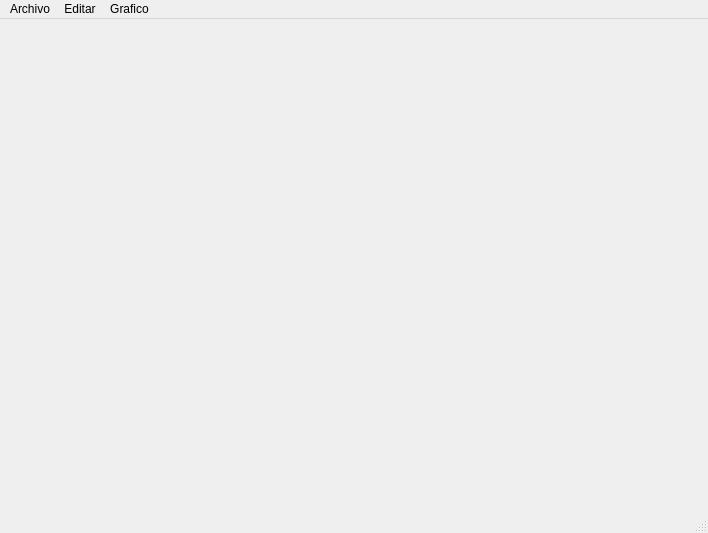
The window that mainwindow.ui (kanimba13/pain-t-) describes before a commit, drawn with Qt 5.
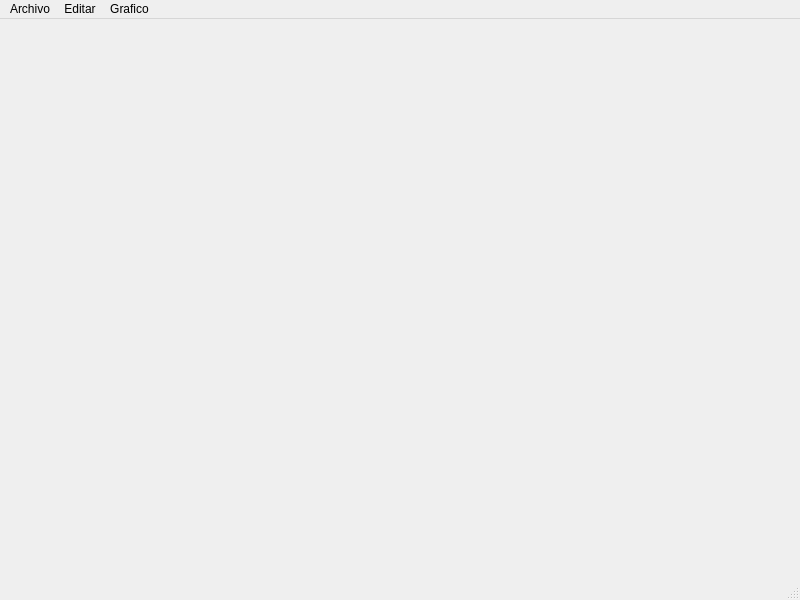
The same window after the commit.

Patch:
```diff
--- a/mainwindow.ui
+++ b/mainwindow.ui
@@ -6,8 +6,8 @@
    <rect>
     <x>0</x>
     <y>0</y>
-    <width>708</width>
-    <height>533</height>
+    <width>800</width>
+    <height>600</height>
    </rect>
   </property>
   <property name="windowTitle">
@@ -19,8 +19,8 @@
     <rect>
      <x>0</x>
      <y>0</y>
-     <width>708</width>
-     <height>21</height>
+     <width>800</width>
+     <height>25</height>
     </rect>
    </property>
    <widget class="QMenu" name="menuArchivo">
```
Left out of the diff: 12 changed lines with no effect on the pictures.
